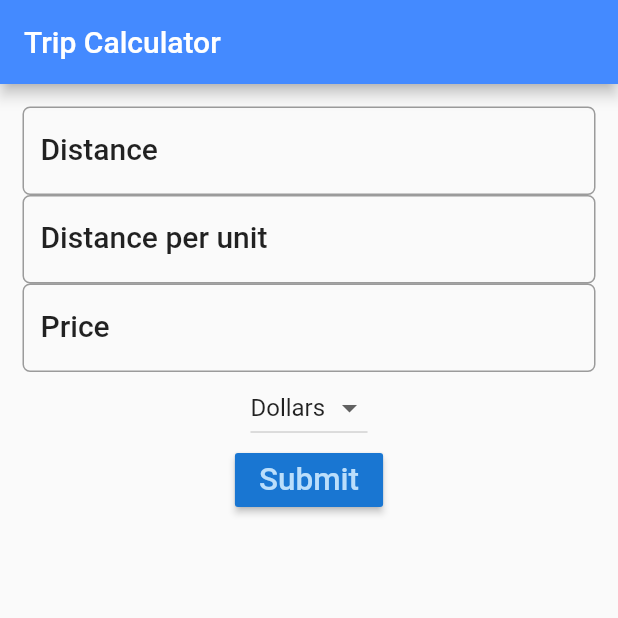
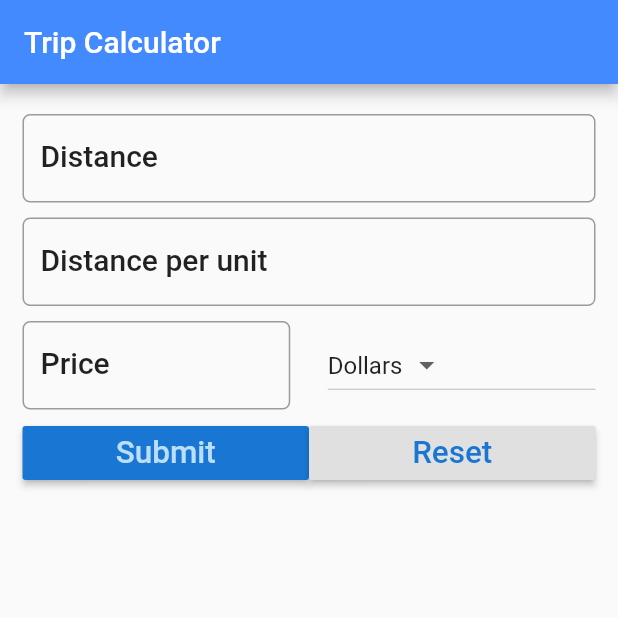
Before and after one commit to ALONPC/trip-cost-calculator, a Flutter app: the screen it shows after launch, on a phone screen of 412 x 824 dp, the top half of it. Run offline on Flutter 3.47's test engine with Material 2 defaults, Android fonts, the phone set to English and light mode, and no system bars.

Commit message:
ui changes and reset form added

```diff
--- a/lib/main.dart
+++ b/lib/main.dart
@@ -20,6 +20,7 @@ class FuelForm extends StatefulWidget {
 
 class _FuelFormState extends State<FuelForm> {
   String result = "";
+  final double _formDistance = 5.0;
   final _currencies = [
     'Dollars',
     'Euro',
@@ -43,7 +44,10 @@ class _FuelFormState extends State<FuelForm> {
           padding: EdgeInsets.all(15.0),
           child: Column(
             children: <Widget>[
-              TextField(
+              Padding(
+                  padding: EdgeInsets.only(
+                      top: _formDistance, bottom: _formDistance),
+                  child: TextField(
                     controller:
                         distanceController, // when we use the controller appreach instead of the onChanged, this is super important in order to let the textInput know the link between the result value and the submit button
                     decoration: InputDecoration(
@@ -57,8 +61,11 @@ class _FuelFormState extends State<FuelForm> {
                     // onChanged: (String string) {
                     //   setState(() => result = string);
                     // }
-              ),
-              TextField(
+                  )),
+              Padding(
+                  padding: EdgeInsets.only(
+                      top: _formDistance, bottom: _formDistance),
+                  child: TextField(
                     controller: avgController,
                     decoration: InputDecoration(
                         hintText: "e.g. 17",
@@ -67,8 +74,14 @@ class _FuelFormState extends State<FuelForm> {
                         labelText: 'Distance per unit',
                         labelStyle: textStyle),
                     keyboardType: TextInputType.number,
-              ),
-              TextField(
+                  )),
+              Padding(
+                  padding: EdgeInsets.only(
+                      top: _formDistance, bottom: _formDistance),
+                  child: Row(children: <Widget>[
+                    Expanded(
+                        // use expanded widget to make the child widget 'feel' all the available space
+                        child: TextField(
                       controller: priceController,
                       decoration: InputDecoration(
                           hintText: "e.g. 1.65",
@@ -77,8 +90,10 @@ class _FuelFormState extends State<FuelForm> {
                           labelText: 'Price',
                           labelStyle: textStyle),
                       keyboardType: TextInputType.number,
-              ),
-              DropdownButton<String>(
+                    )),
+                    Container(width: _formDistance * 5),
+                    Expanded(
+                      child: DropdownButton<String>(
                         // its a dropdown widget that receives an array of strings
                         items: _currencies.map((String value) {
                           // iterates over the currencies array
@@ -93,7 +108,11 @@ class _FuelFormState extends State<FuelForm> {
                           _onDropdownChanged(value);
                         },
                       ),
-              RaisedButton(
+                    )
+                  ])),
+              Row(children: <Widget>[
+                Expanded(
+                    child: RaisedButton(
                         color: Theme.of(context).primaryColorDark,
                         textColor: Theme.of(context).primaryColorLight,
                         onPressed: () {
@@ -104,11 +123,34 @@ class _FuelFormState extends State<FuelForm> {
                         child: Text(
                           'Submit',
                           textScaleFactor: 1.5, // makes the text 50% bigger
-                  )),
+                        ))),
+                Expanded(
+                    child: RaisedButton(
+                        color: Theme.of(context).buttonColor,
+                        textColor: Theme.of(context).primaryColorDark,
+                        onPressed: () {
+                          setState(() {
+                            _reset();
+                          });
+                        },
+                        child: Text(
+                          'Reset',
+                          textScaleFactor: 1.5, // makes the text 50% bigger
+                        ))),
+              ]),
               Text(result)
             ],
           ),
         ));
+  }
+
+  void _reset() {
+    distanceController.text = '';
+    avgController.text = '';
+    priceController.text = '';
+    setState(() {
+      result = '';
+    });
   }
 
   void _onDropdownChanged(String value) {
```
Lines whose indentation alone changed are shown as unchanged.
